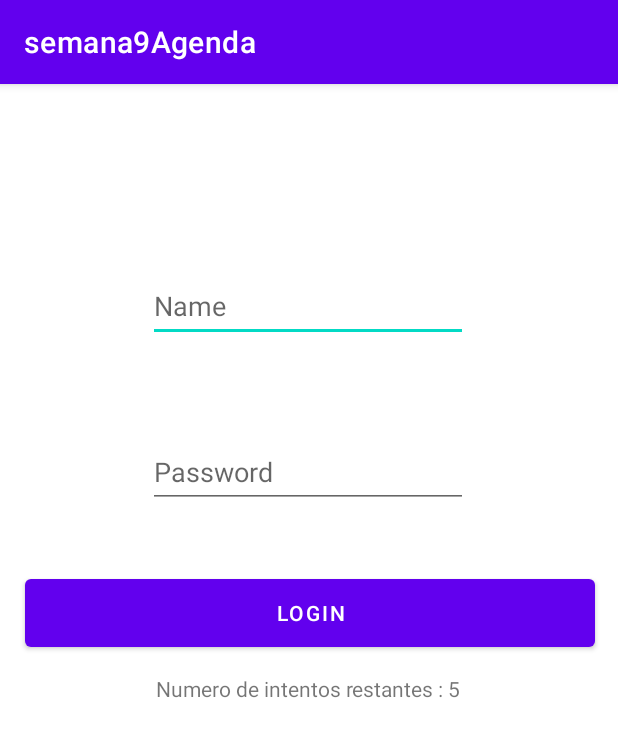
After one commit to wilsongutierrez-01/semana9Agenda, an Android app: the MainActivity2 screen opened directly, with no data from a screen before it, on a phone screen of 412 x 824 dp. The commit adds this screen. Shown: the top 737 px of the screen. Run offline under Robolectric (Android 15) with nearby library versions, the phone set to English and light mode, and no system bars.

Commit message:
Se agrego Login y se cambia orden de arranque

```diff
--- /dev/null
+++ b/app/src/main/java/com/gutierrez/semana9agenda/MainActivity2.java
@@ -0,0 +1,70 @@
+package com.gutierrez.semana9agenda;
+
+import androidx.appcompat.app.AppCompatActivity;
+
+import android.content.Intent;
+import android.os.Bundle;
+import android.view.View;
+import android.widget.Button;
+import android.widget.EditText;
+import android.widget.TextView;
+
+public class MainActivity2 extends AppCompatActivity {
+
+    private EditText Name;
+    private EditText Password;
+    private TextView Info;
+    private Button Login;
+    private int counter = 5 ;
+
+    @Override
+    protected void onCreate(Bundle savedInstanceState) {
+        super.onCreate(savedInstanceState);
+        setContentView(R.layout.activity_main2);
+
+        Name = (EditText)findViewById(R.id.etName);
+        Password = (EditText)findViewById(R.id.etPassword);
+        Info = (TextView)findViewById(R.id.tvInfo) ;
+        Login = (Button) findViewById(R.id.btnLogin);
+
+        Info.setText("Numero de intentos restantes : 5");
+
+        Login.setOnClickListener(new View.OnClickListener() {
+            @Override
+            public void onClick(View view) {
+                validate(Name.getText().toString(), Password.getText().toString());
+            }
+        });
+
+
+
+
+    }
+
+    private void validate (String userName, String userPassword){
+
+        if ((userName.equals("admin")) && (userPassword.equals("1234"))){
+
+            Intent intent = new Intent(MainActivity2.this, AddCelulares.class);
+            startActivity(intent);
+        }else{
+            counter--;
+
+            Info.setText("Número de intentos restantes :"+ String.valueOf(counter));
+
+            if (counter ==0){
+                Login.setEnabled(false);
+            }
+
+
+
+        }
+
+
+
+
+
+
+
+    }
+}
--- a/app/src/main/java/com/gutierrez/semana9agenda/Principal.java
+++ b/app/src/main/java/com/gutierrez/semana9agenda/Principal.java
@@ -18,7 +18,7 @@ public class Principal extends AppCompatActivity {
         btnAgregar.setOnClickListener(new View.OnClickListener() {
             @Override
             public void onClick(View view) {
-                Intent Agre = new Intent(Principal.this,AddCelulares.class);
+                Intent Agre = new Intent(Principal.this,MainActivity2.class);
                 startActivity(Agre);
             }
         });
@@ -36,9 +36,10 @@ public class Principal extends AppCompatActivity {
         btnCatal.setOnClickListener(new View.OnClickListener() {
             @Override
             public void onClick(View view) {
-                Intent cata = new Intent(Principal.this,Celu2.class);
+                Intent cata = new Intent(Principal.this,Celu1.class);
                 startActivity(cata);
             }
+
         });
     }
 }
--- a/app/src/main/res/layout/activity_add_celulares.xml
+++ b/app/src/main/res/layout/activity_add_celulares.xml
@@ -20,7 +20,8 @@
         android:ems="10"
         android:gravity="center"
         android:hint="@string/ventas"
-        android:inputType="textPersonName" />
+        android:inputType="textPersonName"
+        android:minHeight="48dp" />
 
     <TextView
         android:id="@+id/lblTittle"
@@ -113,7 +114,8 @@
         android:ems="10"
         android:gravity="center"
         android:hint="@string/precio"
-        android:inputType="textPersonName" />
+        android:inputType="textPersonName"
+        android:minHeight="48dp" />
 
     <Button
         android:id="@+id/btnVolver"
--- /dev/null
+++ b/app/src/main/res/layout/activity_main2.xml
@@ -0,0 +1,62 @@
+<?xml version="1.0" encoding="utf-8"?>
+<androidx.constraintlayout.widget.ConstraintLayout xmlns:android="http://schemas.android.com/apk/res/android"
+    xmlns:app="http://schemas.android.com/apk/res-auto"
+    xmlns:tools="http://schemas.android.com/tools"
+    android:layout_width="match_parent"
+    android:layout_height="match_parent"
+    tools:context=".MainActivity2">
+
+    <EditText
+        android:id="@+id/etName"
+        android:layout_width="wrap_content"
+        android:layout_height="wrap_content"
+        android:ems="10"
+        android:hint="Name"
+        android:inputType="textPersonName"
+        android:minHeight="48dp"
+        app:layout_constraintBottom_toBottomOf="parent"
+        app:layout_constraintEnd_toEndOf="parent"
+        app:layout_constraintHorizontal_bias="0.497"
+        app:layout_constraintStart_toStartOf="parent"
+        app:layout_constraintTop_toTopOf="parent"
+        app:layout_constraintVertical_bias="0.172" />
+
+    <EditText
+        android:id="@+id/etPassword"
+        android:layout_width="wrap_content"
+        android:layout_height="wrap_content"
+        android:ems="10"
+        android:hint="Password"
+        android:inputType="textPassword"
+        android:minHeight="48dp"
+        app:layout_constraintBottom_toBottomOf="parent"
+        app:layout_constraintEnd_toEndOf="parent"
+        app:layout_constraintHorizontal_bias="0.497"
+        app:layout_constraintStart_toStartOf="parent"
+        app:layout_constraintTop_toTopOf="parent"
+        app:layout_constraintVertical_bias="0.326" />
+
+    <Button
+        android:id="@+id/btnLogin"
+        android:layout_width="380dp"
+        android:layout_height="57dp"
+        android:text="Login"
+        app:layout_constraintBottom_toBottomOf="parent"
+        app:layout_constraintEnd_toEndOf="parent"
+        app:layout_constraintHorizontal_bias="0.516"
+        app:layout_constraintStart_toStartOf="parent"
+        app:layout_constraintTop_toTopOf="parent"
+        app:layout_constraintVertical_bias="0.456" />
+
+    <TextView
+        android:id="@+id/tvInfo"
+        android:layout_width="wrap_content"
+        android:layout_height="wrap_content"
+        android:text="Numero de intentos restantes:"
+        app:layout_constraintBottom_toBottomOf="parent"
+        app:layout_constraintEnd_toEndOf="parent"
+        app:layout_constraintHorizontal_bias="0.498"
+        app:layout_constraintStart_toStartOf="parent"
+        app:layout_constraintTop_toTopOf="parent"
+        app:layout_constraintVertical_bias="0.525" />
+</androidx.constraintlayout.widget.ConstraintLayout>
```
Also changed, not shown: app/src/main/AndroidManifest.xml (+6 -3 lines), app/src/main/res/layout/activity_principal.xml (+30 -8 lines).
